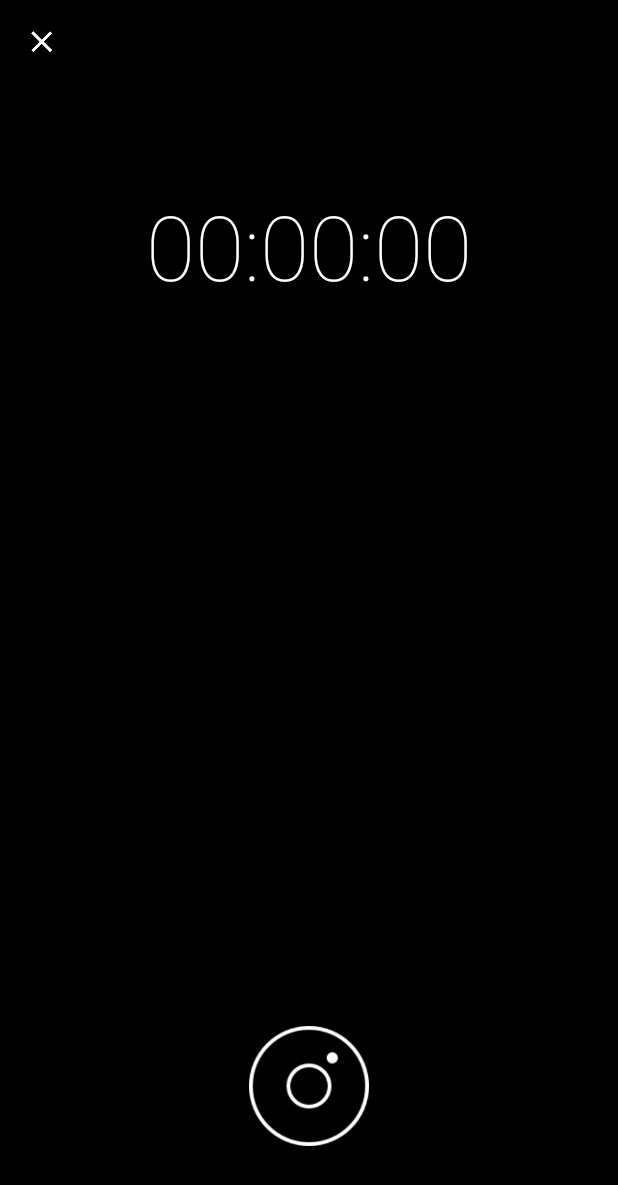
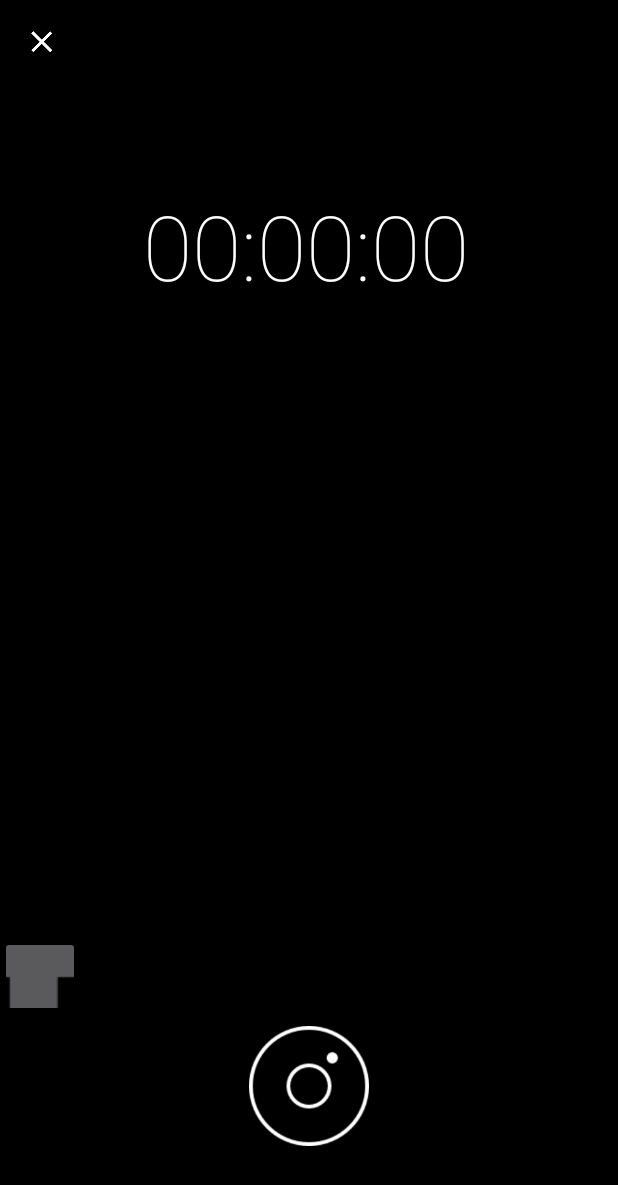
Before and after one commit to pknu-wap/1902_02_studyREC, an Android app: the AudioRecorderActivity screen opened directly, with no data from a screen before it, on a phone screen of 412 x 824 dp. Shown: the top 1185 px of the screen. Run offline under Robolectric (Android 15) with nearby library versions, the phone set to English and light mode, and no system bars; libraries missing offline, so code that uses them is left out: com.cleveroad.audiovisualization; 3 statements that could not run were skipped.

Commit message:
북마크기능 완성됨.

```diff
--- a/AndroidAudioRecorder-master/app/src/main/java/cafe/adriel/androidaudiorecorder/example/RResultActivity.java
+++ b/AndroidAudioRecorder-master/app/src/main/java/cafe/adriel/androidaudiorecorder/example/RResultActivity.java
@@ -104,13 +104,13 @@ public class RResultActivity extends AppCompatActivity {
     }
 
     /** 사용가능한 내장 메모리 크기를 가져온다 */
-    private long getInternalMemorySize() {
+    private long getInternalMemorySize(){
         File path = Environment.getDataDirectory();
         StatFs stat = new StatFs(path.getPath());
         long blockSize = stat.getBlockSize();
-        long availableBlocks = stat.getAvailableBlocks();
+        long availableBlocks = stat.getBlockCount();
+
         return availableBlocks * blockSize;
-
     }
 
     /** 보기 좋게 MB, KB 단위로 축소시킨다 */
--- a/AndroidAudioRecorder-master/lib/src/main/java/cafe/adriel/androidaudiorecorder/AudioRecorderActivity.java
+++ b/AndroidAudioRecorder-master/lib/src/main/java/cafe/adriel/androidaudiorecorder/AudioRecorderActivity.java
@@ -1,25 +1,38 @@
 package cafe.adriel.androidaudiorecorder;
 
+import android.content.DialogInterface;
 import android.content.Intent;
 import android.graphics.Color;
 import android.graphics.PorterDuff;
 import android.graphics.drawable.ColorDrawable;
+import android.media.Image;
 import android.media.MediaPlayer;
 import android.os.Bundle;
+import android.os.Environment;
+import android.os.SystemClock;
 import android.support.v4.content.ContextCompat;
+import android.support.v7.app.AlertDialog;
 import android.support.v7.app.AppCompatActivity;
 import android.view.Menu;
 import android.view.MenuItem;
 import android.view.View;
 import android.view.WindowManager;
+import android.widget.ArrayAdapter;
+import android.widget.EditText;
 import android.widget.ImageButton;
+import android.widget.ListView;
 import android.widget.RelativeLayout;
 import android.widget.TextView;
+import android.widget.Toast;
 
 import com.cleveroad.audiovisualization.DbmHandler;
 import com.cleveroad.audiovisualization.GLAudioVisualizationView;
 
 import java.io.File;
+import java.io.IOException;
+import java.text.SimpleDateFormat;
+import java.util.ArrayList;
+import java.util.Date;
 import java.util.Timer;
 import java.util.TimerTask;
 
@@ -59,6 +72,21 @@ public class AudioRecorderActivity extends AppCompatActivity
     private ImageButton restartView;
     private ImageButton recordView;
     private ImageButton playView;
+    private ImageButton testView;
+    private ListView listview;
+
+    ArrayList<String> items;
+    ArrayAdapter<String> adapter;
+
+    int position;
+    static long time = System.currentTimeMillis();  //시간 받기
+    static SimpleDateFormat sdf = new SimpleDateFormat("yyyy-MM-dd HH.mm.ss");
+
+    //포멧 변환  형식 만들기
+    static Date dd = new Date(time);  //받은 시간을 Date 형식으로 바꾸기
+    static String strTime = sdf.format(dd); //Data 정보를 포멧 변환하기
+    public static String AUDIO_FILE_PATH =
+            Environment.getExternalStorageDirectory().getPath() + "/StudyRec/recorded_audio " + strTime + ".wav";
 
     Intent intent;
 
@@ -66,6 +94,25 @@ public class AudioRecorderActivity extends AppCompatActivity
     protected void onCreate(Bundle savedInstanceState) {
         super.onCreate(savedInstanceState);
         setContentView(R.layout.aar_activity_audio_recorder);
+
+        //testButtonFun();
+
+
+        try {
+            if (player != null) {
+                player.release();
+                player = null;
+            }
+
+            player = new MediaPlayer();
+            player.setDataSource(AUDIO_FILE_PATH);
+            player.prepare();
+            player.start();
+
+
+        } catch (IOException e) {
+            e.printStackTrace();
+        }
 
         intent = new Intent (this,MyService.class);
 
@@ -121,6 +168,30 @@ public class AudioRecorderActivity extends AppCompatActivity
         restartView = (ImageButton) findViewById(R.id.restart);
         recordView = (ImageButton) findViewById(R.id.record);
         playView = (ImageButton) findViewById(R.id.play);
+        testView = (ImageButton) findViewById(R.id.testButton);
+
+        //데이터 준비
+        items = new ArrayList<String>();
+
+        // 어댑터 생성
+        adapter = new ArrayAdapter<String>(AudioRecorderActivity.this,
+                android.R.layout.simple_list_item_single_choice, items);
+
+        // 어댑터 설정
+        listview = (ListView) findViewById(R.id.listview);
+        listview.setAdapter(adapter);
+        listview.setChoiceMode(ListView.CHOICE_MODE_SINGLE); // 하나의 항목만 선택할 수 있도록 설정
+
+
+        testView.setOnClickListener(new View.OnClickListener() {
+            @Override
+            public void onClick(View view) {
+
+                show();
+
+                Toast.makeText(getApplicationContext(), "테스트 이미지 버튼", Toast.LENGTH_SHORT).show();
+            }
+        });
 
         contentLayout.setBackgroundColor(Util.getDarkerColor(color));
         contentLayout.addView(visualizerView, 0);
@@ -139,6 +210,50 @@ public class AudioRecorderActivity extends AppCompatActivity
             playView.setColorFilter(Color.BLACK);
         }
     }
+
+//    public void testButtonFun(){
+//        Toast.makeText(this, "테스트 이미지 버튼", Toast.LENGTH_SHORT).show();
+//    }
+
+
+    void show(){
+
+        final EditText edittext = new EditText(this);
+        AlertDialog.Builder builder = new AlertDialog.Builder(this);
+        builder.setTitle("AlertDialog Title");
+        builder.setMessage("메모입력");
+        builder.setView(edittext);
+        builder.setPositiveButton("입력",
+                new DialogInterface.OnClickListener() {
+                    public void onClick(DialogInterface dialog, int which) {
+
+                        String text = edittext.getText().toString();  // EditText에 입력된 문자열값을 얻기
+                       // int time = (SystemClock.elapsedRealtime()-timer.getClass())/1000;
+                        if(!text.isEmpty()){                    // 입력된 text 문자열이 비어있지 않으면
+
+                             if(recorderSecondsElapsed>=60){
+                                 int rest = recorderSecondsElapsed%60;
+                                 items.add(recorderSecondsElapsed/60+ "분"+ rest +"초에 입력한 메모: "+ text);
+                             }
+                             else {
+                                 items.add(recorderSecondsElapsed + "초에 입력한 메모: " + text);
+                             }// items 리스트에 입력된 문자열 추가edittext.setText("");                     // EditText 입력란 초기화
+                            adapter.notifyDataSetChanged();     // 리스트 목록 갱신           // 리스트 목록 갱신
+                            }
+                            Toast.makeText(getApplicationContext(),edittext.getText().toString() ,Toast.LENGTH_LONG).show();
+                        }
+                    });
+        builder.setNegativeButton("취소",
+                new DialogInterface.OnClickListener() {
+                    public void onClick(DialogInterface dialog, int which) {
+
+                    }
+                });
+        builder.show();
+
+    }
+
+
 
     @Override
     public void onPostCreate(Bundle savedInstanceState) {
@@ -284,6 +399,7 @@ public class AudioRecorderActivity extends AppCompatActivity
         playView.setVisibility(View.INVISIBLE);
         recordView.setImageResource(R.drawable.aar_ic_pause);
         playView.setImageResource(R.drawable.aar_ic_play);
+        testView.setImageResource(R.drawable.test_icon);
 
         visualizerHandler = new VisualizerHandler();
         visualizerView.linkTo(visualizerHandler);
@@ -296,6 +412,8 @@ public class AudioRecorderActivity extends AppCompatActivity
                     new File(filePath));
         }
         recorder.resumeRecording();
+
+
 
         startTimer();
     }
--- a/AndroidAudioRecorder-master/lib/src/main/res/layout/aar_activity_audio_recorder.xml
+++ b/AndroidAudioRecorder-master/lib/src/main/res/layout/aar_activity_audio_recorder.xml
@@ -1,6 +1,7 @@
 <?xml version="1.0" encoding="utf-8"?>
 <RelativeLayout
     xmlns:android="http://schemas.android.com/apk/res/android"
+    xmlns:app="http://schemas.android.com/apk/res-auto"
     android:id="@+id/content"
     android:layout_width="match_parent"
     android:layout_height="match_parent"
@@ -33,6 +34,11 @@
             android:textColor="@android:color/white"
             android:fontFamily="sans-serif-thin"
             android:text="00:00:00"/>
+
+        <ListView
+            android:id="@+id/listview"
+            android:layout_width="221dp"
+            android:layout_height="257dp" />
 
     </LinearLayout>
 
@@ -83,6 +89,13 @@
             android:onClick="togglePlaying"
             style="@style/Widget.AppCompat.Button.Borderless"/>
 
+        <ImageButton
+            android:id="@+id/testButton"
+            android:layout_width="53dp"
+            android:layout_height="54dp"
+            android:onClick="testButtonFun"
+            app:srcCompat="@drawable/test_icon" />
+
     </RelativeLayout>
 
 </RelativeLayout>
```
Also changed, not shown: AndroidAudioRecorder-master/lib/src/main/res/drawable/test_icon.png (added).
